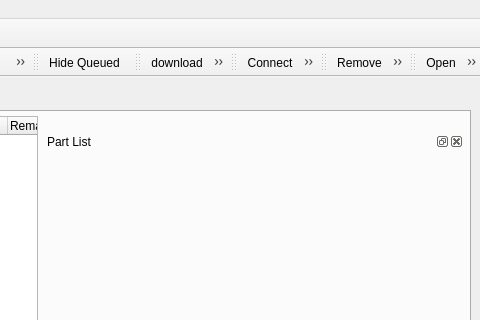
This is juicer/src/qajmainwindowbase.ui in applejuicenetz/gui-juicer as Qt 5 draws it before an edit; both pictures show x 808 to 1288 and y 0 to 320 of the 1288 by 688 pixel window. The edited form follows.
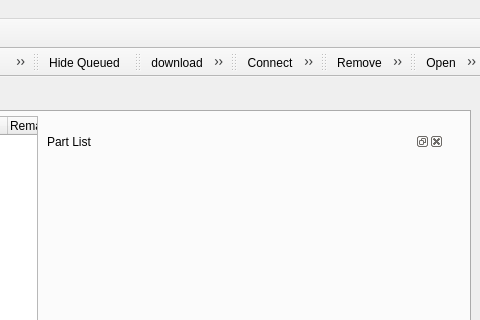
This is the edited form. Icons and pictures are not drawn. Custom widgets are drawn as their Qt base class.

Diff of the .ui file:
```diff
--- a/juicer/src/qajmainwindowbase.ui
+++ b/juicer/src/qajmainwindowbase.ui
@@ -111,8 +111,8 @@
          <rect>
           <x>840</x>
           <y>20</y>
-          <width>421</width>
-          <height>491</height>
+          <width>401</width>
+          <height>471</height>
          </rect>
         </property>
         <property name="windowTitle" >
@@ -1062,6 +1062,12 @@
    <header>qajmodulebase.h</header>
    <container>1</container>
   </customwidget>
+  <customwidget>
+   <class>QAjPartsWidget</class>
+   <extends>QWidget</extends>
+   <header>qajpartswidget.h</header>
+   <container>1</container>
+  </customwidget>
  </customwidgets>
  <resources>
   <include location="images.qrc" />
```
Left out of the diff: 8 changed lines with no effect on the pictures.
